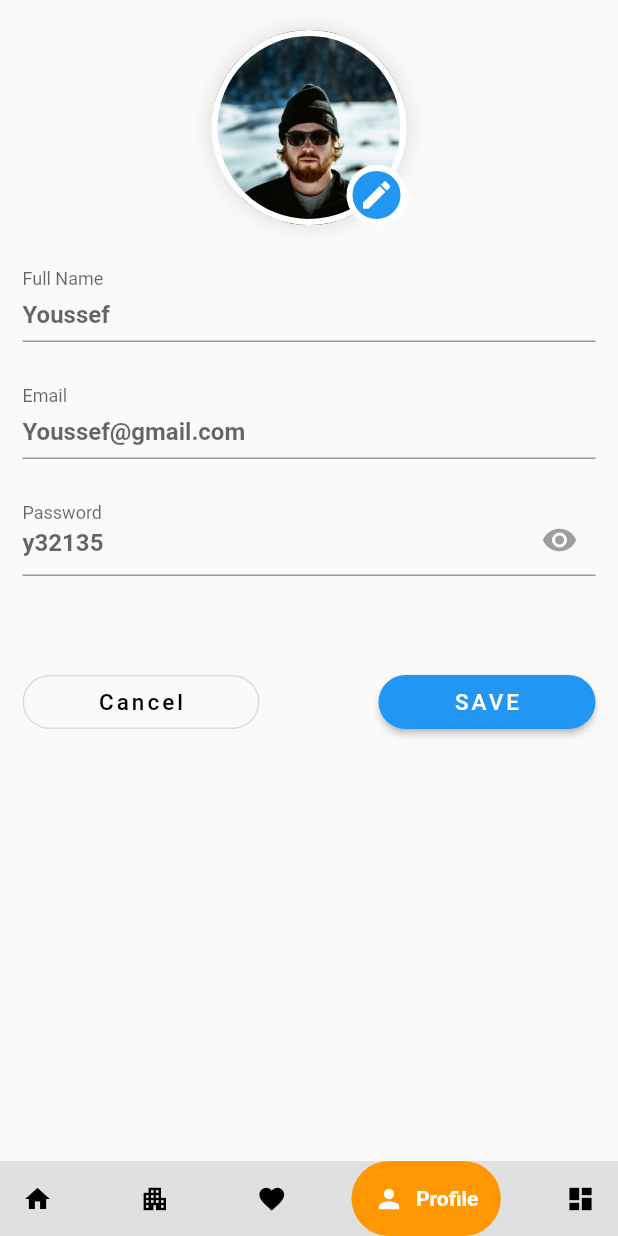
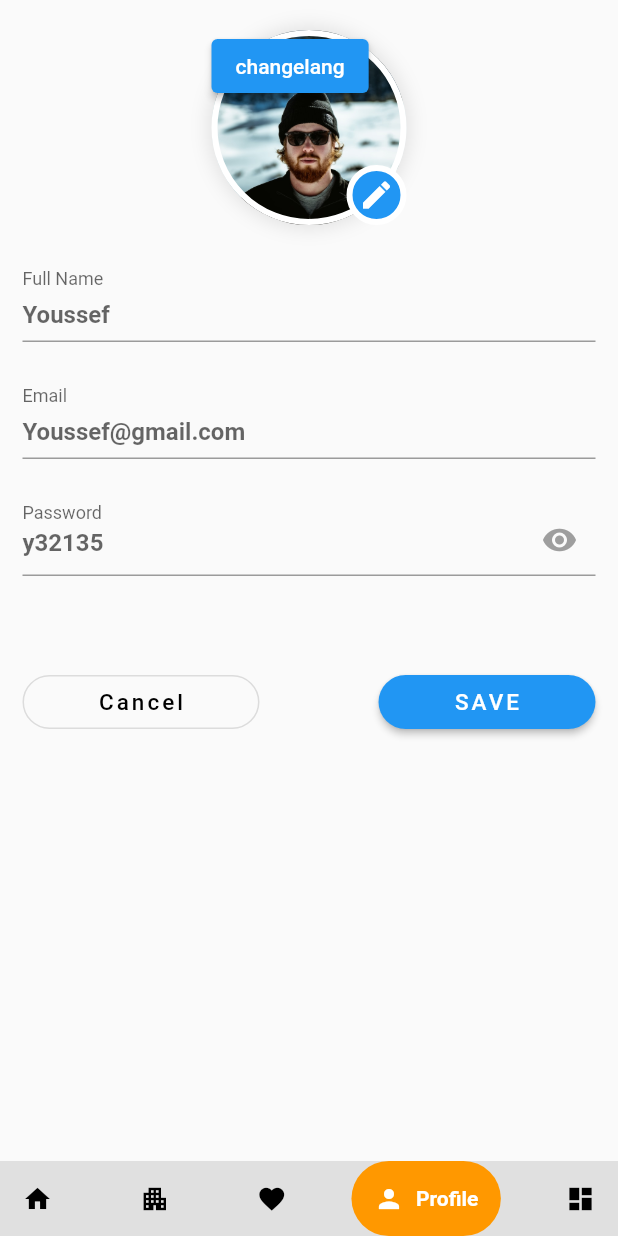
Before and after one commit to Mohamed26Salah/AmanRealEstate-Mobile-App, a Flutter app: the NavBar screen opened by its route, item 4 of the bottom bar chosen, on a phone screen of 412 x 824 dp. Run offline on Flutter 3.47's test engine with Material 2 defaults, Android fonts, the phone set to English and light mode, and no system bars; drawn by our look-alikes of google_nav_bar; our stand-ins replace dropdown_button2, firebase_auth, firebase_core, flutter_signin_button, get, go_router and 2 more; missing offline and left inert: search_page; accounts and stored records are empty.

```diff
--- a/Aman_Project/Aman_Project/aman_project/lib/widgets/edit_profile.dart
+++ b/Aman_Project/Aman_Project/aman_project/lib/widgets/edit_profile.dart
@@ -1,16 +1,59 @@
 import '../data/usersJoex.dart';
 import 'package:flutter/material.dart';
+import 'package:get/get.dart';
 
 import 'nav_bar_gr.dart';
 
 class EditProfile extends StatefulWidget {
-  const EditProfile({super.key});
+  EditProfile({super.key});
 
   @override
   State<EditProfile> createState() => _EditProfileState();
 }
 
 class _EditProfileState extends State<EditProfile> {
+  final List locale = [
+    {'name': 'ENGLISH', 'locale': Locale('en', 'US')},
+    {'name': 'العربيه', 'locale': Locale('ar', 'EG')},
+  ];
+  updateLanguage(Locale locale) {
+    Get.back();
+    Get.updateLocale(locale);
+  }
+
+  buildLanguageDialog(BuildContext context) {
+    showDialog(
+        context: context,
+        builder: (builder) {
+          return AlertDialog(
+            title: Text('Choose Your Language'),
+            content: Container(
+              width: double.maxFinite,
+              child: ListView.separated(
+                  shrinkWrap: true,
+                  itemBuilder: (context, index) {
+                    return Padding(
+                      padding: const EdgeInsets.all(8.0),
+                      child: GestureDetector(
+                        child: Text(locale[index]['name']),
+                        onTap: () {
+                          print(locale[index]['name']);
+                          updateLanguage(locale[index]['locale']);
+                        },
+                      ),
+                    );
+                  },
+                  separatorBuilder: (context, index) {
+                    return Divider(
+                      color: Colors.blue,
+                    );
+                  },
+                  itemCount: locale.length),
+            ),
+          );
+        });
+  }
+
   List<Users> user1 = getUsers();
   bool isObscurePassword = true;
   @override
@@ -67,15 +110,20 @@ class _EditProfileState extends State<EditProfile> {
                         ),
                       ),
                     ),
+                    ElevatedButton(
+                        onPressed: () {
+                          buildLanguageDialog(context);
+                        },
+                        child: Text('changelang'.tr)),
                   ],
                 ),
               ),
               const SizedBox(
                 height: 30,
               ),
-              buildTextField("Full Name", user1[0].name, false),
-              buildTextField("Email", user1[0].email, false),
-              buildTextField("Password", user1[0].passwrod, true),
+              buildTextField('Full Name'.tr, user1[0].name, false),
+              buildTextField("Email".tr, user1[0].email, false),
+              buildTextField("Password".tr, user1[0].passwrod, true),
               const SizedBox(
                 height: 30,
               ),
--- /dev/null
+++ b/Aman_Project/Aman_Project/aman_project/lib/widgets/local_strings.dart
@@ -0,0 +1,39 @@
+import 'package:get/get.dart';
+
+class LocaleString extends Translations {
+  @override
+  // TODO: implement keys
+  Map<String, Map<String, String>> get keys => {
+        //ENGLISH LANGUAGE
+        'en_US': {
+          'title': 'title',
+          'changelang': 'Change Language',
+          'Full Name': 'Full Name',
+          'Email': 'Email',
+          'Password': 'Password',
+          'Enter your Email': 'Enter your Email',
+          'Enter valid email': 'Enter valid email',
+          'Enter your Password': 'Enter your Password',
+          'Hello': 'Hello',
+          'Welcome To Aman': 'Welcome To Aman',
+          'Sign In': 'Sign In',
+          'Register': 'Register'
+        },
+        //arabic LANGUAGE
+
+        'ar_EG': {
+          'title': 'عنوان',
+          'changelang': 'تغير اللغة',
+          'Full Name': 'الاسم الكامل',
+          'Email': 'البريد الالكتروني',
+          'Password': 'كلمه المرور',
+          'Enter your Email': 'ادخل البريد الالكتروني',
+          'Enter valid email': 'ادخل بريد الكتروني صحيح',
+          'Enter your Password': 'ادخل كلمة المرور',
+          'Hello': 'أهلا',
+          'Welcome To Aman': 'مرحبا بك في أمان',
+          'Sign In': 'تسجيل الدخول',
+          'Register': 'أنشاء حساب'
+        },
+      };
+}
--- a/Aman_Project/Aman_Project/aman_project/lib/widgets/navBar.dart
+++ b/Aman_Project/Aman_Project/aman_project/lib/widgets/navBar.dart
@@ -36,7 +36,7 @@ class _NavBarState extends State<NavBar> {
     const Search(),
     const RentsPage(),
     wish_list(),
-    const EditProfile(),
+    EditProfile(),
     WidgetTree(),
   ];
 
@@ -47,7 +47,6 @@ class _NavBarState extends State<NavBar> {
   Widget build(BuildContext context) {
     return Scaffold(
       body: pages[index],
-
       bottomNavigationBar: SingleChildScrollView(
         scrollDirection: Axis.horizontal,
         child: Container(
```
Also changed, not shown: Aman_Project/Aman_Project/aman_project/lib/main.dart (+15 -16 lines), Aman_Project/Aman_Project/aman_project/lib/widgets/login_page.dart (+28 -31 lines), Aman_Project/Aman_Project/aman_project/pubspec.yaml (+5 -2 lines).
